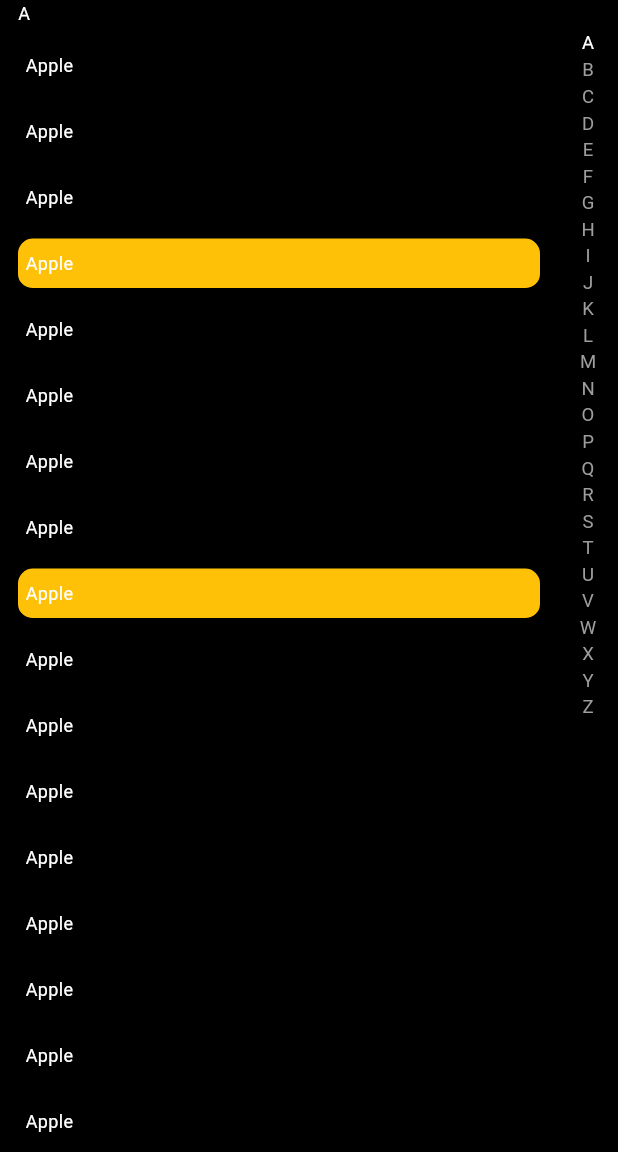
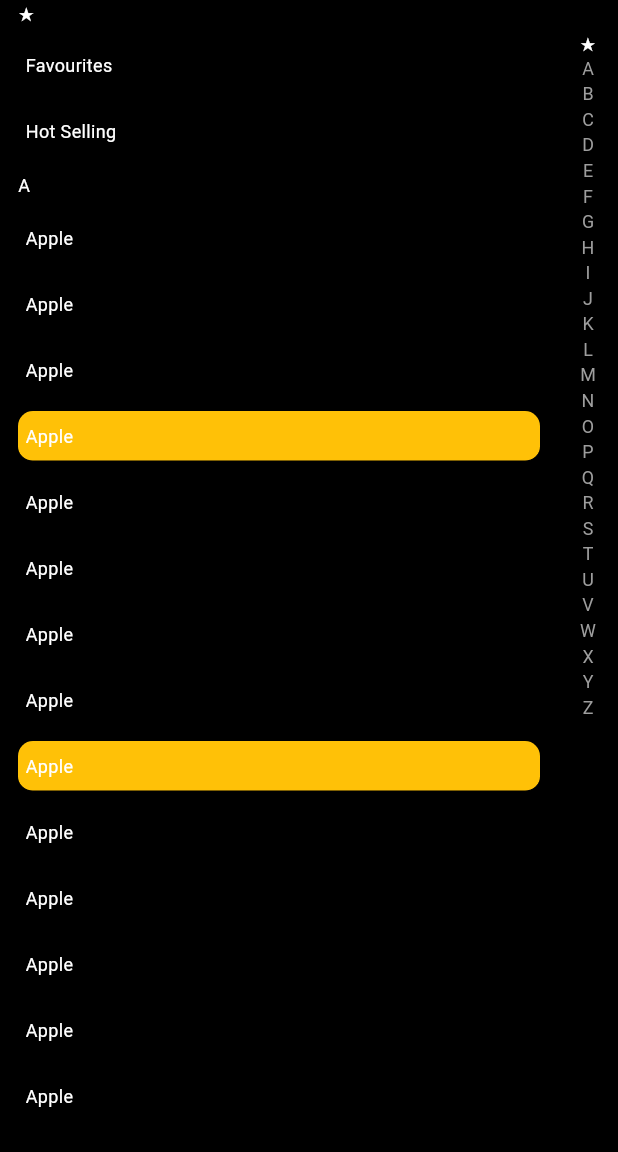
Before and after one commit to screldev6/alphabet_index, a Flutter app: the screen it shows after launch, on a phone screen of 412 x 824 dp, the part 84-1236 px from its top. Run offline on Flutter 3.47's test engine with Material 3 defaults, Android fonts, the phone set to English and light mode, and no system bars; our stand-ins replace flutter_hooks, flutter_sticky_header.

```diff
--- a/example/lib/main.dart
+++ b/example/lib/main.dart
@@ -27,12 +27,13 @@ class AlphabetIndexUi extends StatelessWidget {
 
   @override
   Widget build(BuildContext context) {
-    List<String> items = ['Banana', 'Banana', 'Banana', 'Banana', 'Banana', 'Banana', 'Banana', 'Banana', 'Banana', 'Banana', 'Banana', 'Banana', 'Banana', 'Banana', 'Banana', 'Banana', 'Banana', 'Banana', 'Banana', 'Banana', 'Banana', 'Banana', 'Banana', 'Banana', 'Banana', 'Banana', 'Banana', 'Banana', 'Banana', 'Banana', 'Banana', 'Banana', 'Banana', 'Banana', 'Banana', 'Banana', 'Banana', 'Banana', 'Banana', 'Banana', 'Banana', 'Banana', 'Banana', 'Banana', 'Banana', 'Banana', 'Banana', 'Banana', 'Banana', 'Banana', 'Banana', 'Banana', 'Banana', 'Banana', 'Banana', 'Banana', 'Banana', 'Apple', 'Apple', 'Apple', 'Apple', 'Apple', 'Apple', 'Apple', 'Apple', 'Apple', 'Apple', 'Apple', 'Apple', 'Apple', 'Apple', 'Apple', 'Apple', 'Apple', 'Apple', 'Apple', 'Apple', 'Apple', 'Apple', 'Apple', 'Apple', 'Apple', 'Apple', 'Apple', 'Apple', 'Apple', 'Apple', 'Apple', 'Apple', 'Apple', 'Apple', 'Apple', 'Apple', 'Apple', 'Apple', 'Apple', 'Apple', 'Apple', 'Apple', 'Apple', 'Apple', 'Apple', 'Apple', 'Apple', 'Apple', 'Dragonfruit', 'Apple', 'Avocado', 'Apple', 'Avocado', 'Apple', 'Avocado', 'Apple', 'Avocado', 'Apple', 'Blueberry', 'Cherry', 'Cherry', 'Cucumber', 'Avocado', 'Date', 'Cucumber', 'Eggplant', 'Elderberry', 'Kiwi', 'Kale', 'Xylophone', '2345276tv', '5gguggyds'];
+    List<String> items = ['Banana', 'Banana','Favourites', 'Hot Selling', 'Banana', 'Banana', 'Banana', 'Banana', 'Banana', 'Banana', 'Banana', 'Banana', 'Banana', 'Banana', 'Banana', 'Banana', 'Banana', 'Banana', 'Banana', 'Banana', 'Banana', 'Banana', 'Banana', 'Banana', 'Banana', 'Banana', 'Banana', 'Banana', 'Banana', 'Banana', 'Banana', 'Banana', 'Banana', 'Banana', 'Banana', 'Banana', 'Banana', 'Banana', 'Banana', 'Banana', 'Banana', 'Banana', 'Banana', 'Banana', 'Banana', 'Banana', 'Banana', 'Banana', 'Banana', 'Banana', 'Banana', 'Banana', 'Banana', 'Banana', 'Banana', 'Banana', 'Banana', 'Banana', 'Banana', 'Apple', 'Apple', 'Apple', 'Apple', 'Apple', 'Apple', 'Apple', 'Apple', 'Apple', 'Apple', 'Apple', 'Apple', 'Apple', 'Apple', 'Apple', 'Apple', 'Apple', 'Apple', 'Apple', 'Apple', 'Apple', 'Apple', 'Apple', 'Apple', 'Apple', 'Apple', 'Apple', 'Apple', 'Apple', 'Apple', 'Apple', 'Apple', 'Apple', 'Apple', 'Apple', 'Apple', 'Apple', 'Apple', 'Apple', 'Apple', 'Apple', 'Apple', 'Apple', 'Apple', 'Apple', 'Apple', 'Apple', 'Apple', 'Dragonfruit', 'Apple', 'Avocado', 'Apple', 'Avocado', 'Apple', 'Avocado', 'Apple', 'Avocado', 'Apple', 'Blueberry', 'Cherry', 'Cherry', 'Cucumber', 'Avocado', 'Date', 'Cucumber', 'Eggplant', 'Elderberry', 'Kiwi', 'Kale', 'Xylophone', '2345276tv', '5gguggyds'];
     return Container(
         width: MediaQuery.sizeOf(context).width,
         height: MediaQuery.sizeOf(context).height,
         color: Colors.black,
         child: AlphabetIndex(
+          favItems: ['Favourites', 'Hot Selling'],
           initialSelectedIndexes: [5, 10],
           onTap: (s) {
             print(s);
--- a/lib/src/default/default_symbols.dart
+++ b/lib/src/default/default_symbols.dart
@@ -4,6 +4,7 @@ class DefaultScrollbarSymbols {
 
   /// 'A'-'Z' and '#'
   static const List<String> alphabet = [
+    '★',
     'A',
     'B',
     'C',
--- a/lib/ui/alphabet_index.dart
+++ b/lib/ui/alphabet_index.dart
@@ -4,6 +4,7 @@ import 'package:flutter_hooks/flutter_hooks.dart';
 
 class AlphabetIndex extends HookWidget {
   final List<String> items;
+  final List<String>? favItems;
   final List<int>? initialSelectedIndexes;
   final Color? backgroundColor;
   final Color? sideBarBackgroundColor;
@@ -20,6 +21,7 @@ class AlphabetIndex extends HookWidget {
   const AlphabetIndex({
     super.key,
     required this.items,
+    this.favItems,
     this.initialSelectedIndexes,
     this.backgroundColor,
     this.tileBackgroundColor,
@@ -41,37 +43,20 @@ class AlphabetIndex extends HookWidget {
     // Initialize selectedIndexes using the initialSelectedIndexes parameter
     var selectedIndexes = useState<List<int>>(initialSelectedIndexes ?? []);
 
-    List<AlphabetListViewItemGroup> generateItems({required List<String> items}) {
-      items.sort();
-      Map<String, List<int>> alphabeticMap = {};
-
-      // Map items by their starting letters along with their indices
-      for (int i = 0; i < items.length; i++) {
-        String startingLetter = items[i][0].toUpperCase();
-        alphabeticMap.putIfAbsent(startingLetter, () => []).add(i);
-      }
-
-      final List<String> alphabets = List.generate(26, (index) => String.fromCharCode(65 + index));
-      for (String letter in alphabets) {
-        alphabeticMap.putIfAbsent(letter, () => []);
-      }
-
-      // Build grouped items
-      final List<AlphabetListViewItemGroup> groupedItems = alphabets.map((alphabet) {
-        final indices = alphabeticMap[alphabet] ?? [];
-        return AlphabetListViewItemGroup(
-          tag: alphabet,
-          children: indices
-              .map(
-                (index) => InkWell(
+    // Helper function to build a list item widget
+    Widget buildListItem({
+      required List<String> items,
+      required int index,
+    }) {
+      return InkWell(
         onTap: () {
           if (onTap != null) {
             onTap!(items[index]);
             if (selectedIndexes.value.contains(index)) {
-                        // If the index is already selected, remove it
+              // Remove the item from the selection
               selectedIndexes.value = selectedIndexes.value.where((i) => i != index).toList();
             } else {
-                        // Otherwise, add it to the selected list
+              // Add the item to the selection
               selectedIndexes.value = [...selectedIndexes.value, index];
             }
           }
@@ -83,28 +68,79 @@ class AlphabetIndex extends HookWidget {
             decoration: BoxDecoration(
               border: Border(bottom: BorderSide(color: borderColor ?? Colors.grey)),
               borderRadius: BorderRadius.circular(10),
-                        // Highlight the item if its index is in the selectedIndexes list
-                        color: selectedIndexes.value.contains(index)
-                            ? (tileBackgroundColor ?? Colors.blue) // Selected color
-                            : Colors.transparent, // Default color
+              color: selectedIndexes.value.contains(index) ? (tileBackgroundColor ?? Colors.blue) : Colors.transparent,
             ),
             child: Text(
               items[index],
               style: TextStyle(
                 fontWeight: FontWeight.w400,
                 fontSize: 12,
-                          color: selectedIndexes.value.contains(index)
-                              ? (selectedColor ?? Colors.white) // Selected text color
-                              : (labelColor ?? const Color(0xff353535)), // Default text color
+                color: selectedIndexes.value.contains(index) ? (selectedColor ?? Colors.white) : (labelColor ?? const Color(0xff353535)),
               ),
             ),
           ),
         ),
+      );
+    }
+
+    List<AlphabetListViewItemGroup> generateItems({
+      required List<String> items,
+      List<String>? favItems, // Optional favorite items
+    }) {
+      // Sort items alphabetically
+      items.sort((a, b) => a.toLowerCase().compareTo(b.toLowerCase()));
+
+      // Map to hold indices grouped by their starting alphabet
+      Map<String, List<int>> alphabeticMap = {};
+
+      // Group items under "★" if they're in favItems, otherwise group alphabetically
+      final favoriteIndices = <int>[];
+      for (int i = 0; i < items.length; i++) {
+        if (favItems != null && favItems.contains(items[i])) {
+          favoriteIndices.add(i);
+        } else {
+          String startingChar = items[i][0].toUpperCase();
+          if (!AlphabetIndex.alphabets.contains(startingChar)) {
+            startingChar = '#';
+          }
+          alphabeticMap.putIfAbsent(startingChar, () => []).add(i);
+        }
+      }
+
+      // Ensure all alphabet groups are present, even if empty
+      final List<String> alphabets = ['★'] + AlphabetIndex.alphabets + ['#'];
+      for (String letter in alphabets) {
+        alphabeticMap.putIfAbsent(letter, () => []);
+      }
+
+      // Build grouped items with "★" for favorites and others alphabetically
+      final List<AlphabetListViewItemGroup> groupedItems = [
+        AlphabetListViewItemGroup(
+          tag: '★',
+          children: favoriteIndices
+              .map(
+                (index) => buildListItem(
+                  items: items,
+                  index: index,
+                ),
+              )
+              .toList(),
+        ),
+        ...alphabets.skip(1).map((alphabet) {
+          final indices = alphabeticMap[alphabet] ?? [];
+          return AlphabetListViewItemGroup(
+            tag: alphabet,
+            children: indices
+                .map(
+                  (index) => buildListItem(
+                    items: items,
+                    index: index,
                   ),
                 )
                 .toList(),
           );
-      }).toList();
+        }).toList(),
+      ];
 
       return groupedItems;
     }
@@ -114,7 +150,7 @@ class AlphabetIndex extends HookWidget {
       height: height ?? MediaQuery.sizeOf(context).height,
       color: backgroundColor ?? Colors.white,
       child: AlphabetListView(
-        items: generateItems(items: items),
+        items: generateItems(items: items, favItems: favItems),
         options: AlphabetListViewOptions(
           overlayOptions: OverlayOptions(
             alignment: Alignment.centerRight,
```
Lines whose indentation alone changed are shown as unchanged.
